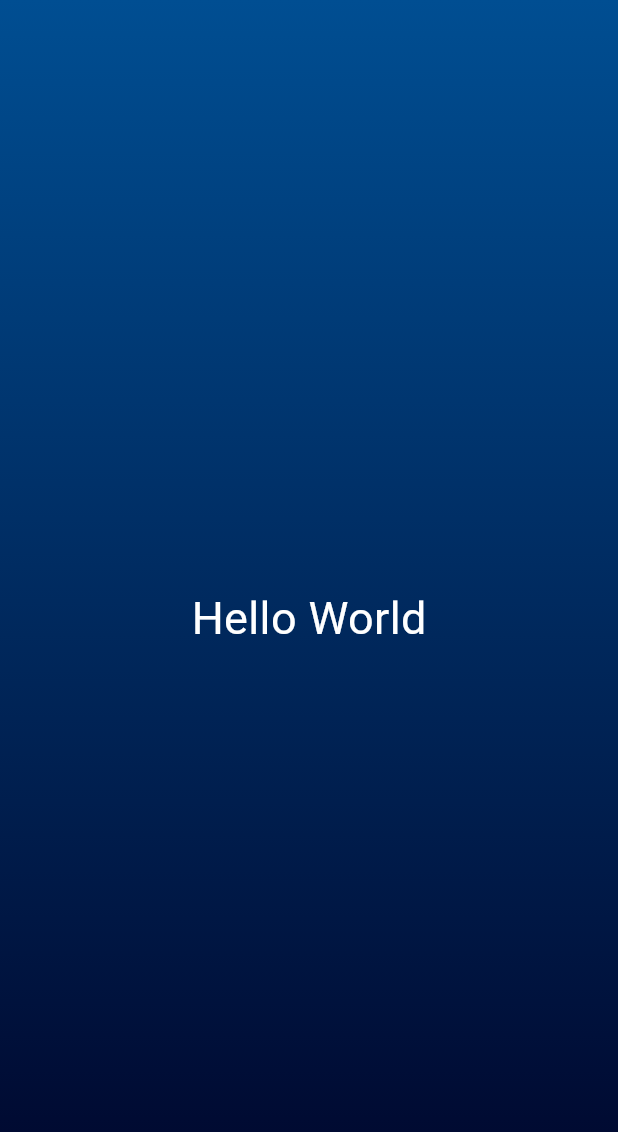
After one commit to vedantgaikar/My_First_App, a Flutter app: the screen it shows after launch, on a phone screen of 412 x 824 dp. The commit adds this screen. Shown: the top 1132 px of the screen. Run offline on Flutter 3.47's test engine with Material 3 defaults, Android fonts, the phone set to English and light mode, and no system bars.

Commit message:
Custom Widget added and two files included- gradientContainer.dart and styledText.dart

```diff
--- /dev/null
+++ b/lib/gradientContainer.dart
@@ -0,0 +1,27 @@
+import 'package:flutter/cupertino.dart';
+import 'package:flutter/material.dart';
+import 'package:my_app/styledText.dart';
+
+class GradientContainer extends StatelessWidget {
+  const GradientContainer({super.key}); //key is needed in for widget to work
+
+  @override
+  Widget build(BuildContext context) {
+    // TODO: implement build
+    return Container(
+      decoration: const BoxDecoration(
+        gradient: LinearGradient(
+          colors: [
+            Color.fromARGB(255, 0, 78, 146),
+            Color.fromARGB(255, 0, 4, 41),
+          ],
+          begin: Alignment.topCenter,
+          end: Alignment.bottomCenter,
+        ),
+      ),
+      child: const Center(
+        child: StyledText()
+      ),
+    );
+  }
+}
--- /dev/null
+++ b/lib/styledText.dart
@@ -0,0 +1,16 @@
+import 'package:flutter/cupertino.dart';
+import 'package:flutter/material.dart';
+
+class StyledText extends StatelessWidget {
+  const StyledText({super.key});
+
+  @override
+  Widget build(BuildContext context) {
+
+    // TODO: implement build
+    return Text(
+      'Hello World',
+      style: TextStyle(color: Colors.white, fontSize: 30,),
+    );
+  }
+}
```
Also changed, not shown: lib/main.dart (+5 -20 lines).
